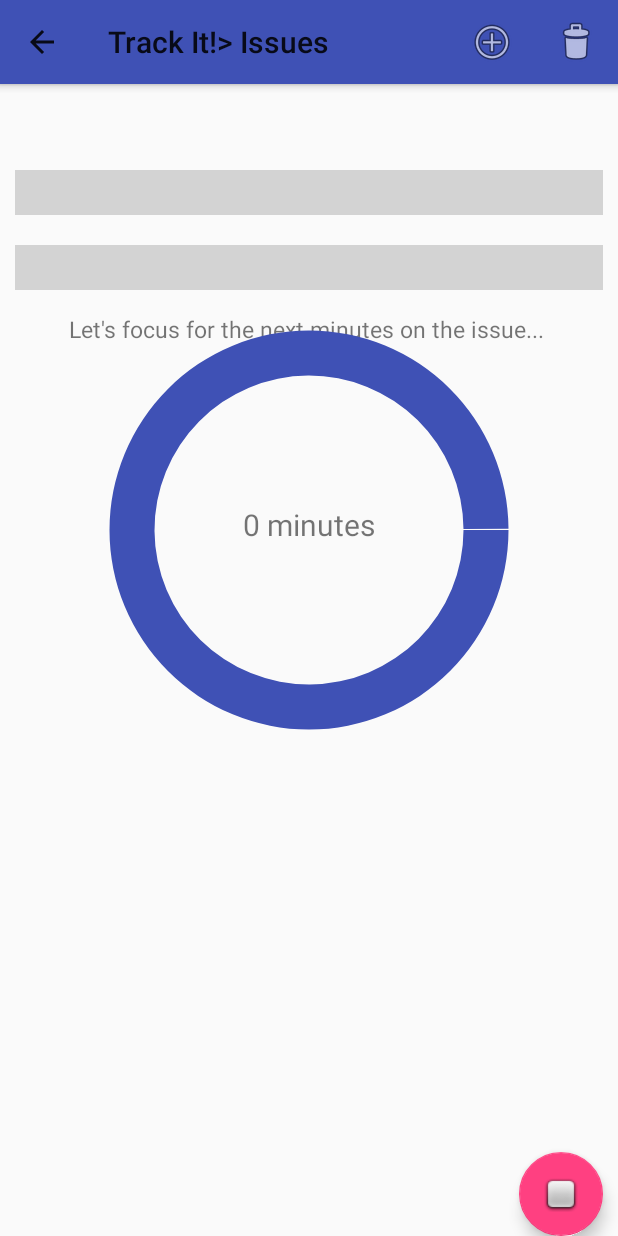
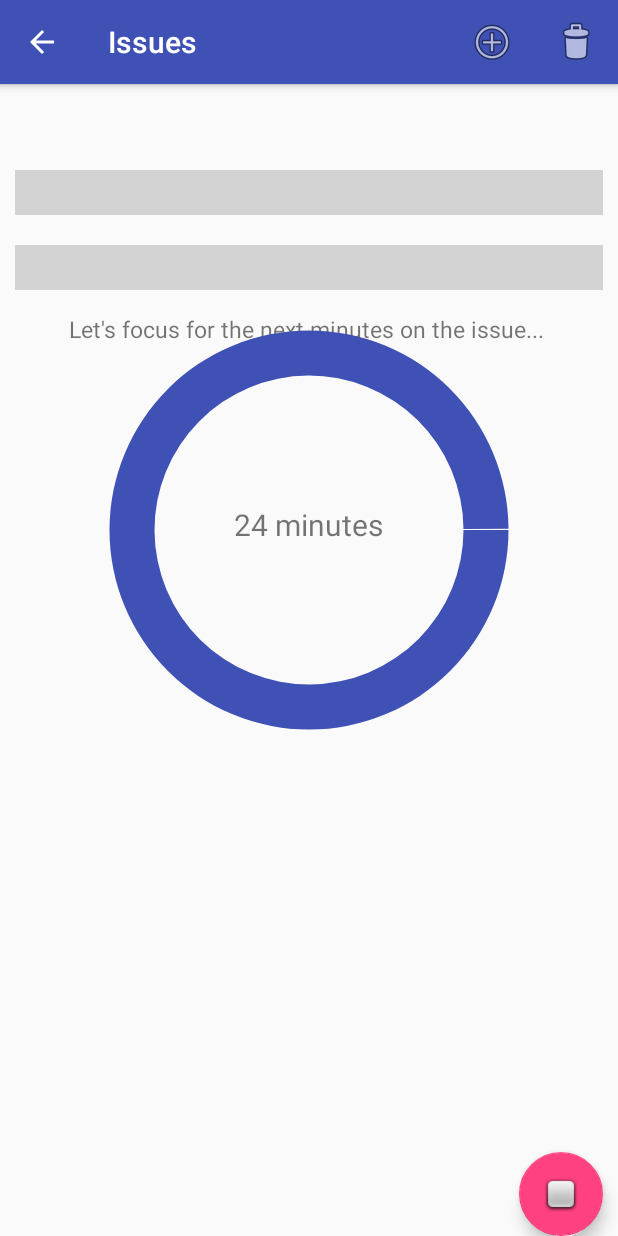
Before and after one commit to themitsou/Practical-3, an Android app: the fragment ClubActivityDetailsFragment placed in its activity, after a tap on an icon or button, on a phone screen of 412 x 824 dp. Run offline under Robolectric (Android 15) with nearby library versions, the phone set to English and light mode, and no system bars; 1 statement that could not run was skipped.

Commit message:
Add Toolbar Improvements

```diff
--- a/app/src/main/AndroidManifest.xml
+++ b/app/src/main/AndroidManifest.xml
@@ -25,8 +25,7 @@
         android:theme="@style/AppTheme">
 
         <activity
-            android:name="gr.academic.city.sdmd.projectissues.ui.activity.MainActivity"
-            android:label="@string/projects">
+            android:name="gr.academic.city.sdmd.projectissues.ui.activity.MainActivity">
             <intent-filter>
                 <action android:name="android.intent.action.MAIN" />
                 <category android:name="android.intent.category.LAUNCHER" />
--- a/app/src/main/java/gr/academic/city/sdmd/projectissues/db/AssigneeClientCursorAdapter.java
+++ b/app/src/main/java/gr/academic/city/sdmd/projectissues/db/AssigneeClientCursorAdapter.java
@@ -33,7 +33,7 @@ public class AssigneeClientCursorAdapter extends CursorAdapter {
         issue.setText(pos + ". " + cursor.getString(cursor.getColumnIndex("assignee_name")));
 
         TextView points = (TextView) view.findViewById(R.id.tv_assignee_points);
-        String cursorPoints = Double.toString(cursor.getDouble(cursor.getColumnIndex("points")));
+        String cursorPoints = String.format("%.2f", cursor.getDouble(cursor.getColumnIndex("points")));
         points.setText(cursorPoints);
     }
 
--- a/app/src/main/java/gr/academic/city/sdmd/projectissues/db/ClientCursorAdapter.java
+++ b/app/src/main/java/gr/academic/city/sdmd/projectissues/db/ClientCursorAdapter.java
@@ -32,7 +32,7 @@ public class ClientCursorAdapter extends CursorAdapter {
         issue.setText(pos+". "+cursor.getString(cursor.getColumnIndex("title")));
 
         TextView points = (TextView) view.findViewById(R.id.tv_issue_points);
-        String cursorPoints = Double.toString(cursor.getDouble(cursor.getColumnIndex("points")));
+        String cursorPoints = String.format("%.2f", cursor.getDouble(cursor.getColumnIndex("points")));
         points.setText(cursorPoints);
     }
 
--- a/app/src/main/java/gr/academic/city/sdmd/projectissues/ui/activity/MainActivity.java
+++ b/app/src/main/java/gr/academic/city/sdmd/projectissues/ui/activity/MainActivity.java
@@ -19,6 +19,7 @@ import android.widget.ListView;
 
 import gr.academic.city.sdmd.projectissues.R;
 import gr.academic.city.sdmd.projectissues.db.ProjectManagementContract;
+import gr.academic.city.sdmd.projectissues.service.ProjectIssueService;
 import gr.academic.city.sdmd.projectissues.service.ProjectService;
 import gr.academic.city.sdmd.projectissues.service.WorkLogService;
 
@@ -84,6 +85,7 @@ public class MainActivity extends ToolbarActivity implements LoaderManager.Loade
         super.onResume();
 
         ProjectService.startFetchProjects(this);
+        ProjectIssueService.startFetchActivities(this,-1);
         WorkLogService.startFetchWorkLogs(this);
     }
 
--- a/app/src/main/java/gr/academic/city/sdmd/projectissues/ui/activity/fragments/ClubActivityDetailsFragment.java
+++ b/app/src/main/java/gr/academic/city/sdmd/projectissues/ui/activity/fragments/ClubActivityDetailsFragment.java
@@ -63,14 +63,14 @@ public class ClubActivityDetailsFragment extends Fragment implements LoaderManag
     private TextView tvProgressMessage;
     private Long serverIssueID;
     private String comment;
-    private Double workhours;
+    private Double workHours;
 
     private ProgressBar progressBar;
     private ObjectAnimator animation;
     private int pomodori = 0;
     private FloatingActionButton myFab;
 
-    CountDownTimer mCountDownWorkTimer = new CountDownTimer(6 * 1000, 1000) {
+    CountDownTimer mCountDownWorkTimer = new CountDownTimer(25 * 60 * 1000, 1000) {
         @Override
         public void onTick(long millisUntilFinished) {
             tvProgressMessage.setText("Let's focus for the next minutes on the issue... ");
@@ -85,7 +85,7 @@ public class ClubActivityDetailsFragment extends Fragment implements LoaderManag
         }
     };
 
-    CountDownTimer mCountDownLongBrakeTimer = new CountDownTimer(6 * 1000, 1000) {
+    CountDownTimer mCountDownLongBrakeTimer = new CountDownTimer(15 * 60 * 1000, 1000) {
         @Override
         public void onTick(long millisUntilFinished) {
             tvProgressMessage.setText("Let's have a long brake now... ");
@@ -101,7 +101,7 @@ public class ClubActivityDetailsFragment extends Fragment implements LoaderManag
         }
     };
 
-    CountDownTimer mCountDownShortBrakeTimer = new CountDownTimer(6 * 1000, 1000) {
+    CountDownTimer mCountDownShortBrakeTimer = new CountDownTimer(5 * 60 * 1000, 1000) {
         @Override
         public void onTick(long millisUntilFinished) {
             tvProgressMessage.setText("Let's have a short brake now... ");
@@ -285,9 +285,9 @@ public class ClubActivityDetailsFragment extends Fragment implements LoaderManag
     }
 
     private void continueToWork() {
-        startAnimation(25 * 60 * 1000); //in milliseconds
         myFab.setImageResource(android.R.drawable.checkbox_off_background);
         mCountDownWorkTimer.start();
+        startAnimation(25 * 60 * 1000); //in milliseconds
         NotificationManager notificationManager = (NotificationManager) this.getContext().getSystemService(Context.NOTIFICATION_SERVICE);
         notificationManager.cancel(16);
     }
@@ -325,7 +325,7 @@ public class ClubActivityDetailsFragment extends Fragment implements LoaderManag
             @Override
             public void onClick(DialogInterface dialog, int which) {
                 comment = inputComment.getText().toString();
-                workhours = 0.42;
+                workHours = 0.42;
                 saveNewWorkLog();
                 dialog.dismiss();
                 continueToBreak();
@@ -370,7 +370,7 @@ public class ClubActivityDetailsFragment extends Fragment implements LoaderManag
         WorkLogService.startCreateWorkLog(this.getContext(),
                 serverIssueID,
                 comment,
-                workhours);
+                workHours);
 
     }
 
--- a/app/src/main/res/layout/layout_toolbar.xml
+++ b/app/src/main/res/layout/layout_toolbar.xml
@@ -7,5 +7,5 @@
     android:layout_alignParentTop="true"
     android:background="?attr/colorPrimary"
     android:elevation="4dp"
-    android:theme="@style/ThemeOverlay.AppCompat.ActionBar"
+    android:theme="@style/ThemeOverlay.AppCompat.Dark.ActionBar"
     app:popupTheme="@style/ThemeOverlay.AppCompat.Light"/>
```
Also changed, not shown: app/src/main/java/gr/academic/city/sdmd/projectissues/service/ProjectIssueService.java (+29 -0 lines), app/src/main/res/values/strings.xml (+4 -4 lines).
